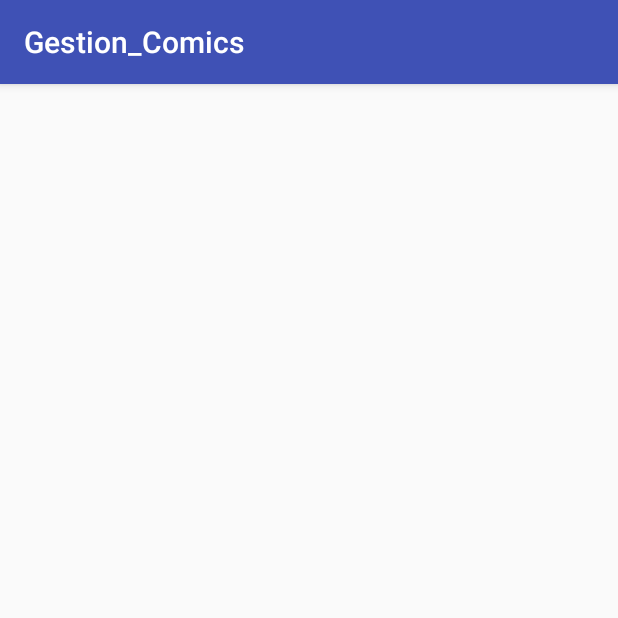
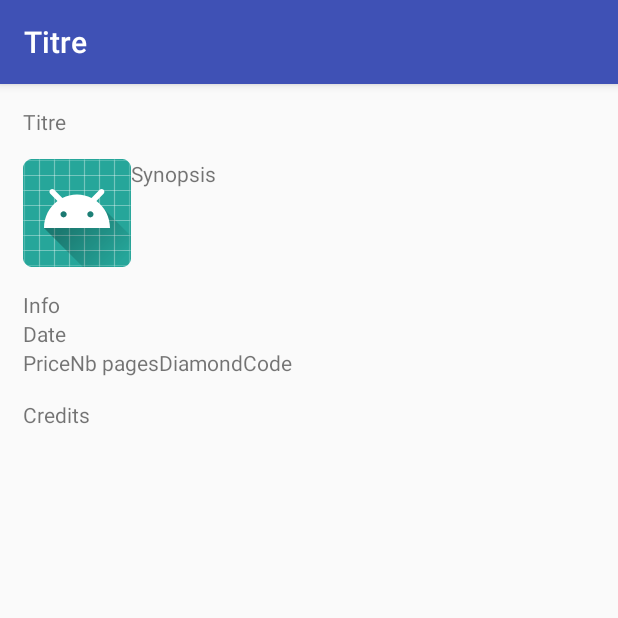
Before and after one commit to Epye/Comics_Project, an Android app: the ComicDetailsActivity screen opened directly, with no data from a screen before it, on a phone screen of 412 x 824 dp, the top half of it. Run offline under Robolectric (Android 15) with nearby library versions, the phone set to English and light mode, and no system bars; 1 statement that could not run was skipped.

Commit message:
[FEAT] Create Detail Activity

```diff
--- a/app/build.gradle
+++ b/app/build.gradle
@@ -21,7 +21,6 @@ android {
 dependencies {
     implementation fileTree(dir: 'libs', include: ['*.jar'])
     implementation 'com.android.support:appcompat-v7:26.1.0'
-    implementation 'com.android.support.constraint:constraint-layout:1.0.2'
     compile "com.squareup.picasso:picasso:2.4.0"
     testImplementation 'junit:junit:4.12'
     androidTestImplementation 'com.android.support.test:runner:1.0.1'
--- a/app/src/main/AndroidManifest.xml
+++ b/app/src/main/AndroidManifest.xml
@@ -17,7 +17,7 @@
             </intent-filter>
         </activity>
         <activity android:name=".ui.Vue.ComicDetailsActivity" />
-        <activity android:name=".ui.Vue.ListAdapterComics"></activity>
+        <activity android:name=".ui.Vue.ListAdapterComics" />
     </application>
 
 </manifest>
--- a/app/src/main/java/nicolas/quillon/iem/gestion_comics/ui/Vue/ComicDetailsActivity.java
+++ b/app/src/main/java/nicolas/quillon/iem/gestion_comics/ui/Vue/ComicDetailsActivity.java
@@ -1,5 +1,6 @@
 package nicolas.quillon.iem.gestion_comics.ui.Vue;
 
+import android.app.ActionBar;
 import android.support.v7.app.AppCompatActivity;
 import android.os.Bundle;
 
@@ -11,5 +12,9 @@ public class ComicDetailsActivity extends AppCompatActivity {
     protected void onCreate(Bundle savedInstanceState) {
         super.onCreate(savedInstanceState);
         setContentView(R.layout.activity_comic_details);
+
+        setTitle("Titre");
+        ActionBar actionBar = getActionBar();
+        actionBar.setDisplayHomeAsUpEnabled(true);
     }
 }
--- a/app/src/main/java/nicolas/quillon/iem/gestion_comics/ui/Vue/ListAdapterComics.java
+++ b/app/src/main/java/nicolas/quillon/iem/gestion_comics/ui/Vue/ListAdapterComics.java
@@ -42,7 +42,6 @@ public class ListAdapterComics extends ArrayAdapter<Comic> {
             viewHolder.imageViewComic = (ImageView) pConvertView.findViewById(R.id.imageViewComic);
             viewHolder.textViewTitle = (TextView) pConvertView.findViewById(R.id.textViewTitre);
             viewHolder.textViewName = (TextView) pConvertView.findViewById(R.id.textViewNom);
-            viewHolder.textViewDay = (TextView) pConvertView.findViewById(R.id.textViewJour);
             viewHolder.textViewNumber = (TextView) pConvertView.findViewById(R.id.textViewNumero);
             viewHolder.textViewDate = (TextView) pConvertView.findViewById(R.id.textViewDate);
             viewHolder.textViewNumbersPages = (TextView) pConvertView.findViewById(R.id.textViewNbPage);
@@ -54,7 +53,6 @@ public class ListAdapterComics extends ArrayAdapter<Comic> {
         Comic comic = getItem(pPosition);
         viewHolder.textViewTitle.setText(comic.getTitle());
         //viewHolder.textViewName.setText(comic.get);
-        //viewHolder.textViewDay.setText(comic.getDate());
         viewHolder.textViewNumber.setText(comic.getIssueNumber());
         viewHolder.textViewDate.setText((CharSequence) comic.getDate());
         viewHolder.textViewNumbersPages.setText(comic.getPageCount());
@@ -73,7 +71,6 @@ public class ListAdapterComics extends ArrayAdapter<Comic> {
         ImageView imageViewComic;
         TextView textViewTitle;
         TextView textViewName;
-        TextView textViewDay;
         TextView textViewNumber;
         TextView textViewDate;
         TextView textViewNumbersPages;
--- a/app/src/main/res/layout/activity_comic_details.xml
+++ b/app/src/main/res/layout/activity_comic_details.xml
@@ -1,11 +1,97 @@
 <?xml version="1.0" encoding="utf-8"?>
-<android.support.constraint.ConstraintLayout xmlns:android="http://schemas.android.com/apk/res/android"
+<LinearLayout xmlns:android="http://schemas.android.com/apk/res/android"
     xmlns:app="http://schemas.android.com/apk/res-auto"
     xmlns:tools="http://schemas.android.com/tools"
     android:layout_width="match_parent"
     android:layout_height="match_parent"
+    android:orientation="vertical"
+    android:layout_marginLeft="15dp"
+    android:layout_marginRight="15dp"
     tools:context="nicolas.quillon.iem.gestion_comics.ui.Vue.ComicDetailsActivity">
 
 
+    <TextView
+        android:id="@+id/textViewTitre"
+        android:layout_width="match_parent"
+        android:layout_height="wrap_content"
+        android:text="@string/titre"
+        android:layout_marginTop="15dp"
+        />
 
-</android.support.constraint.ConstraintLayout>
+    <LinearLayout
+        android:layout_width="wrap_content"
+        android:layout_height="wrap_content"
+        android:orientation="horizontal"
+        android:layout_marginTop="15dp">
+
+        <ImageView
+            android:id="@+id/imageViewComic"
+            android:layout_width="wrap_content"
+            android:layout_height="wrap_content"
+            android:layout_weight="1"
+            app:srcCompat="@mipmap/ic_launcher" />
+
+        <TextView
+            android:id="@+id/Synopsis"
+            android:layout_width="wrap_content"
+            android:layout_height="wrap_content"
+            android:layout_weight="1"
+            android:text="@string/synopsis" />
+
+    </LinearLayout>
+
+    <LinearLayout
+        android:layout_marginTop="15dp"
+        android:layout_width="wrap_content"
+        android:layout_height="wrap_content"
+        android:orientation="vertical">
+
+        <TextView
+            android:id="@+id/textViewInfo"
+            android:layout_width="match_parent"
+            android:layout_height="wrap_content"
+            android:text="@string/info" />
+
+        <TextView
+            android:id="@+id/textViewDate"
+            android:layout_width="match_parent"
+            android:layout_height="wrap_content"
+            android:text="@string/date" />
+
+        <LinearLayout
+            android:layout_width="match_parent"
+            android:layout_height="match_parent"
+            android:orientation="horizontal">
+
+            <TextView
+                android:id="@+id/textViewPrice"
+                android:layout_width="wrap_content"
+                android:layout_height="wrap_content"
+                android:layout_weight="1"
+                android:text="@string/price" />
+
+            <TextView
+                android:id="@+id/textViewNbPage"
+                android:layout_width="wrap_content"
+                android:layout_height="wrap_content"
+                android:layout_weight="1"
+                android:text="@string/nbPages" />
+
+            <TextView
+                android:id="@+id/textViewDiamondCode"
+                android:layout_width="wrap_content"
+                android:layout_height="wrap_content"
+                android:layout_weight="1"
+                android:text="@string/diamondcode" />
+
+        </LinearLayout>
+
+    </LinearLayout>
+
+    <TextView
+        android:id="@+id/textViewCredit"
+        android:layout_width="match_parent"
+        android:layout_height="wrap_content"
+        android:text="@string/credits"
+        android:layout_marginTop="15dp"/>
+</LinearLayout>
--- a/app/src/main/res/layout/activity_list_adapter_comics.xml
+++ b/app/src/main/res/layout/activity_list_adapter_comics.xml
@@ -19,6 +19,7 @@
     <LinearLayout
         android:layout_width="match_parent"
         android:layout_height="100dp"
+        android:layout_marginRight="15dp"
         android:gravity="center_vertical"
         android:orientation="vertical">
 
@@ -39,13 +40,6 @@
                 android:layout_height="wrap_content"
                 android:layout_marginLeft="15dp"
                 android:text="@string/nom" />
-
-            <TextView
-                android:id="@+id/textViewJour"
-                android:layout_width="wrap_content"
-                android:layout_height="wrap_content"
-                android:layout_marginLeft="15dp"
-                android:text="@string/jour" />
 
             <TextView
                 android:id="@+id/textViewNumero"
--- a/app/src/main/res/layout/activity_main.xml
+++ b/app/src/main/res/layout/activity_main.xml
@@ -4,7 +4,6 @@
     android:layout_width="match_parent"
     android:layout_height="match_parent"
     tools:context="nicolas.quillon.iem.gestion_comics.ui.Vue.MainActivity">
-
 
     <ListView
         android:id="@+id/listViewComics"
--- a/app/src/main/res/values/strings.xml
+++ b/app/src/main/res/values/strings.xml
@@ -6,4 +6,9 @@
     <string name="numero">N°</string>
     <string name="date">Date</string>
     <string name="nbPages">Nb pages</string>
+    <string name="synopsis">Synopsis</string>
+    <string name="info">Info</string>
+    <string name="price">Price</string>
+    <string name="diamondcode">DiamondCode</string>
+    <string name="credits">Credits</string>
 </resources>
```
